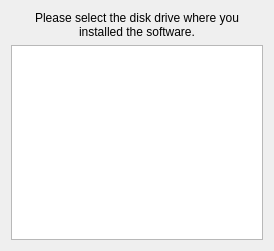
Old version of the form FWAdminLib/WinMagicFiles/MyPropertyPage6.ui in the repository fw-dev/translations.
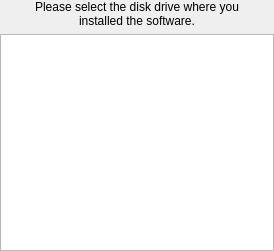
New version of the form.

What changed in the file:
```diff
--- a/FWAdminLib/WinMagicFiles/MyPropertyPage6.ui
+++ b/FWAdminLib/WinMagicFiles/MyPropertyPage6.ui
@@ -14,6 +14,9 @@
    <string>Create Fileset from Snapshot of Volume</string>
   </property>
   <layout class="QVBoxLayout" name="verticalLayout">
+   <property name="margin">
+    <number>0</number>
+   </property>
    <item>
     <widget class="QLabel" name="label">
      <property name="text">
```
